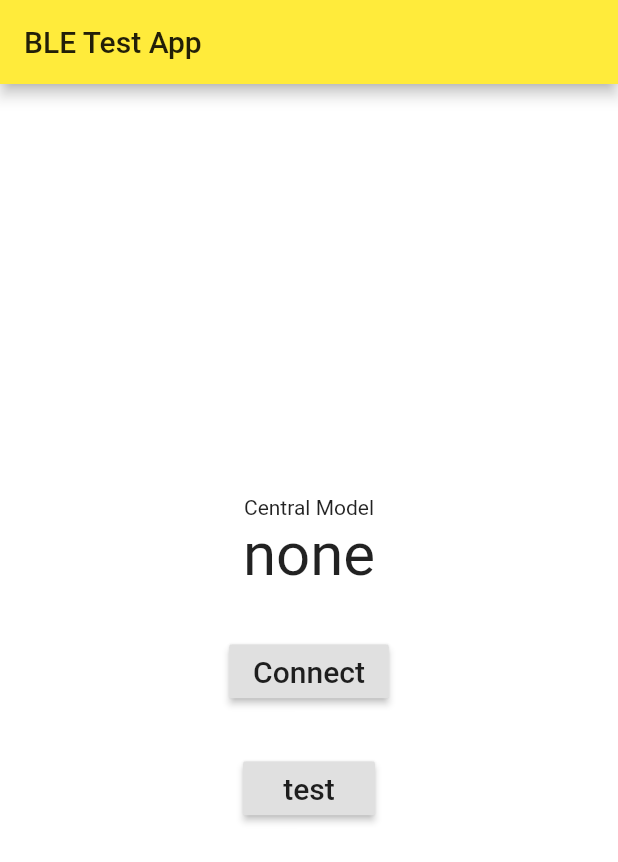
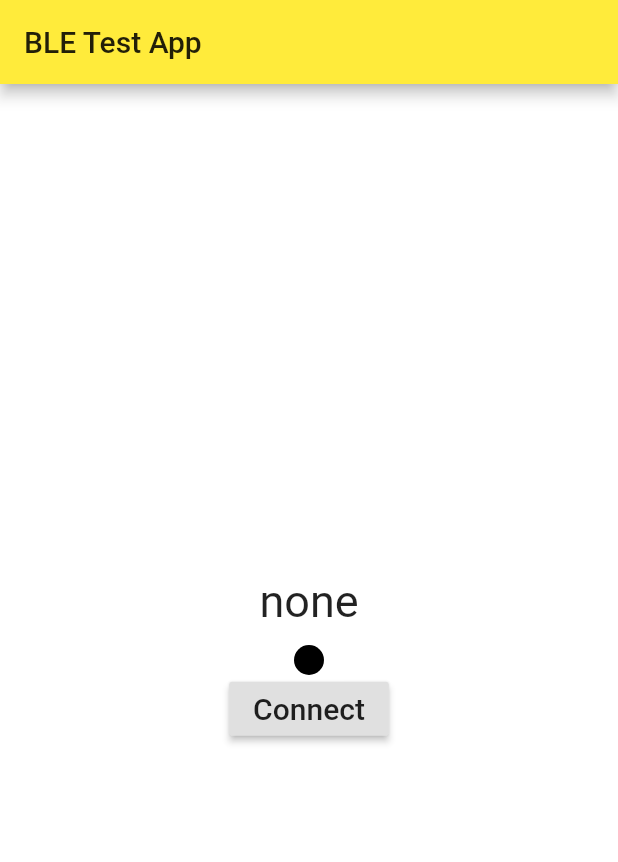
Before and after one commit to suzuki55x/flutter_ble_joystick_test, a Flutter app: the screen it shows after launch, on a phone screen of 412 x 824 dp. Shown: the top 862 px of the screen. Run offline on Flutter 3.47's test engine with Material 2 defaults, Android fonts, the phone set to English and light mode, and no system bars; our stand-ins replace flutter_blue.

Commit message:
update 描画処理修正

```diff
--- a/lib/central.dart
+++ b/lib/central.dart
@@ -22,18 +22,15 @@ class Central extends StatelessWidget {
             children: [
               _background(),
               CustomPaint(
-                child: Container(),
-                painter: MyPainter(this.parseOffset(model.receiveString))
+                  child: Container(),
+                  painter: MyPainter(this.makeOffsetList(model.offset))
               ),
               SafeArea(child: Column(
                 mainAxisAlignment: MainAxisAlignment.center,
                 children: <Widget>[
                   Text(
-                    'Central Model'
-                  ),
-                  Text(
                     '${model.receiveString}',
-                    style: TextStyle(fontSize: 40),
+                    style: TextStyle(fontSize: 30),
                   ),
                   const SizedBox(height: 30, width: double.infinity,),
                   RaisedButton(
@@ -49,20 +46,8 @@ class Central extends StatelessWidget {
                       style: TextStyle(fontSize: 20),
                     ),
                   ),
-                  const SizedBox(height: 30),
-                  Row(
-                    mainAxisAlignment: MainAxisAlignment.center,
-                    children: [
-                      RaisedButton(
-                        onPressed: () {
-                          model.writeString('send message test');
-                        },
-                        child: const Text('test', style: TextStyle(fontSize: 20)),
-                      )
-                    ],
-                  )
                 ],
-              ))
+              )),
             ],
           );
         }),
@@ -78,15 +63,12 @@ class Central extends StatelessWidget {
     });
   }
 
-  List<Offset> parseOffset(String receiveString) {
+  List<Offset> makeOffsetList(Offset offset) {
     try {
-      Map<String, dynamic> val = json.decode(receiveString);
-      Offset offset = Offset(val["x"].toDouble(), val["y"].toDouble());
       List<Offset> offsetList = [offset];
       return offsetList;
     } catch (e) {
       print(e);
-      print(receiveString);
       return [];
     }
   }
```
Also changed, not shown: lib/central_model.dart (+15 -0 lines).
